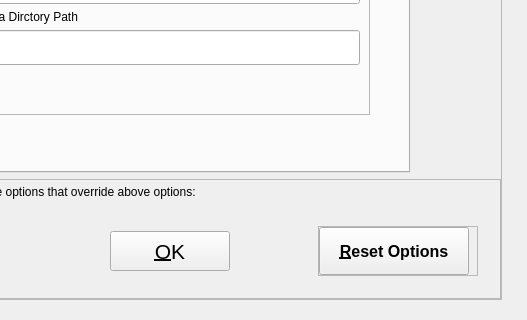
Before: the Qt Designer form src/qt/forms/optionsdialog.ui in MassGrid/MassGrid, drawn with Qt 5; both pictures show x 188 to 715 and y 306 to 626 of the 715 by 626 pixel window.
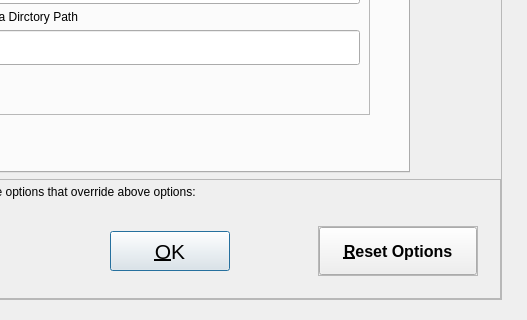
After: the same form once the commit is applied. Icons and pictures are not drawn. Custom widgets are drawn as their Qt base class.

```diff
--- a/src/qt/forms/optionsdialog.ui
+++ b/src/qt/forms/optionsdialog.ui
@@ -1744,7 +1744,7 @@
                </spacer>
               </item>
               <item>
-               <widget class="QToolButton" name="okButton">
+               <widget class="QPushButton" name="okButton">
                 <property name="minimumSize">
                  <size>
                   <width>120</width>
@@ -1817,7 +1817,7 @@
                   <number>0</number>
                  </property>
                  <item>
-                  <widget class="QToolButton" name="resetButton">
+                  <widget class="QPushButton" name="resetButton">
                    <property name="sizePolicy">
                     <sizepolicy hsizetype="Minimum" vsizetype="Minimum">
                      <horstretch>0</horstretch>
@@ -1845,28 +1845,6 @@
                    </property>
                   </widget>
                  </item>
-                 <item>
-                  <widget class="QLabel" name="label_8">
-                   <property name="minimumSize">
-                    <size>
-                     <width>10</width>
-                     <height>20</height>
-                    </size>
-                   </property>
-                   <property name="maximumSize">
-                    <size>
-                     <width>10</width>
-                     <height>20</height>
-                    </size>
-                   </property>
-                   <property name="styleSheet">
-                    <string notr="true"/>
-                   </property>
-                   <property name="text">
-                    <string/>
-                   </property>
-                  </widget>
-                 </item>
                 </layout>
                </widget>
               </item>
```
Left out of the diff: 39 changed lines with no effect on the pictures.
